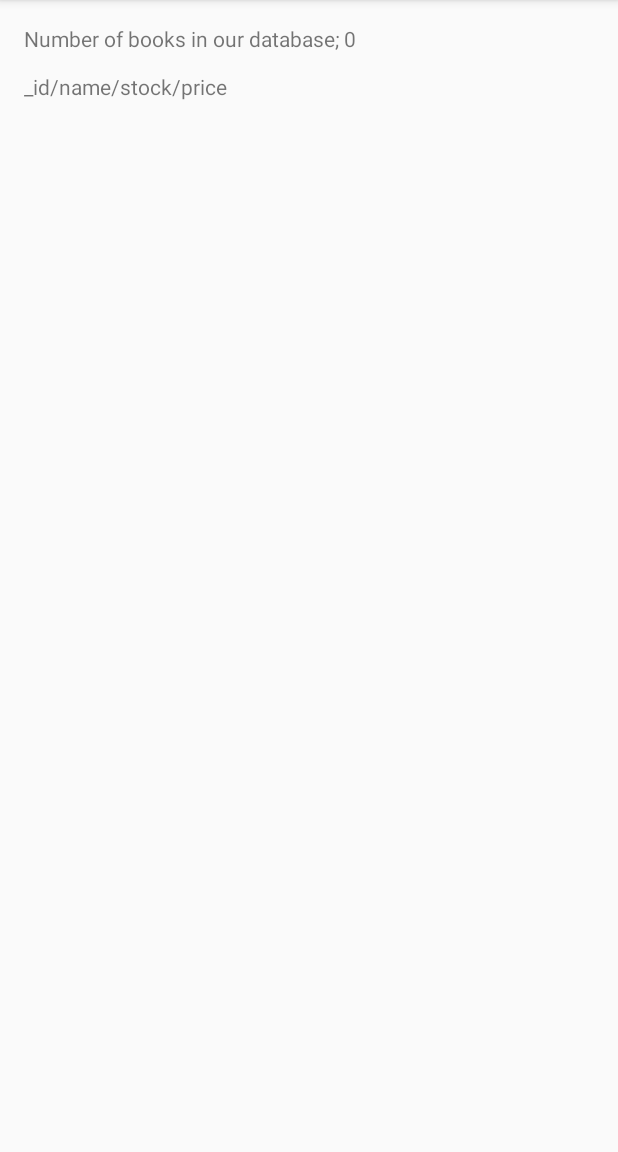
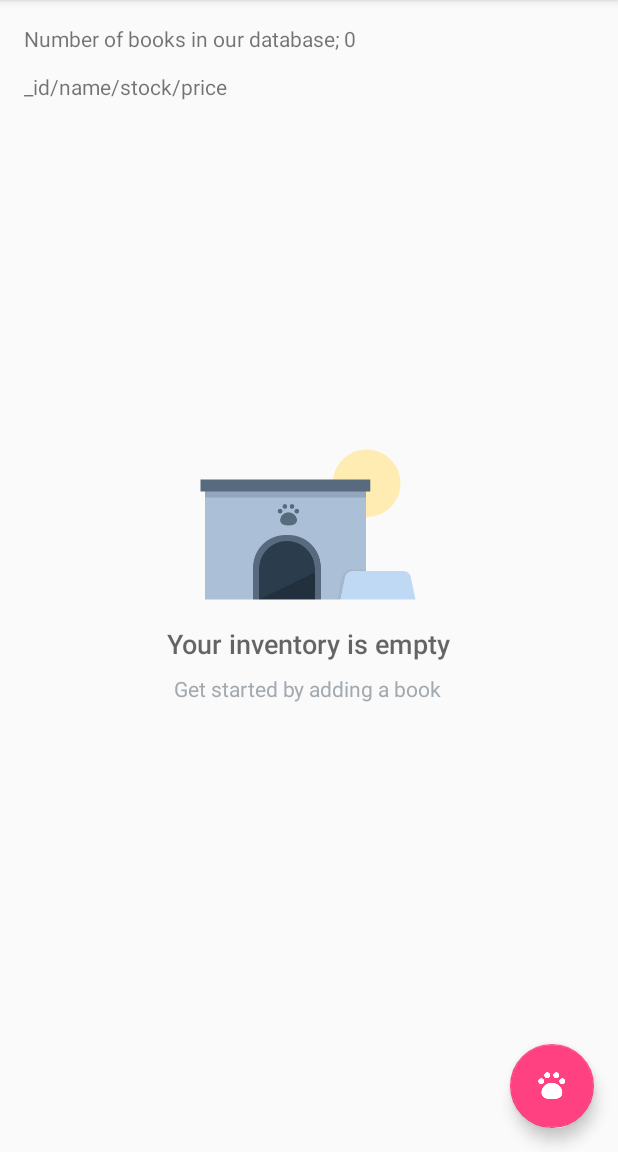
Before and after one commit to topouzid/BookStore2, an Android app: the screen it shows after launch (BookStoreActivity), on a phone screen of 412 x 824 dp, the part 84-1236 px from its top. Run offline under Robolectric (Android 15) with nearby library versions, the phone set to English and light mode, and no system bars.

Commit message:
Work in progress. Added implementation of design to display FAB.

```diff
--- a/app/build.gradle
+++ b/app/build.gradle
@@ -22,6 +22,7 @@ dependencies {
     implementation fileTree(dir: 'libs', include: ['*.jar'])
     implementation 'com.android.support:appcompat-v7:27.1.1'
     implementation 'com.android.support.constraint:constraint-layout:1.1.2'
+    implementation 'com.android.support:design:27.1.1'
     testImplementation 'junit:junit:4.12'
     androidTestImplementation 'com.android.support.test:runner:1.0.2'
     androidTestImplementation 'com.android.support.test.espresso:espresso-core:3.0.2'
--- a/app/src/main/java/com/example/android/bookstore2/BookStoreActivity.java
+++ b/app/src/main/java/com/example/android/bookstore2/BookStoreActivity.java
@@ -1,5 +1,4 @@
 package com.example.android.bookstore2;
-
 
 import android.content.ContentValues;
 import android.database.Cursor;
@@ -10,6 +9,7 @@ import android.util.Log;
 import android.view.Menu;
 import android.view.MenuItem;
 import android.widget.TextView;
+import android.support.design.widget.FloatingActionButton;
 
 import com.example.android.bookstore2.data.BookDbHelper;
 import com.example.android.bookstore2.data.BookContract.BookEntry;
--- a/app/src/main/res/layout/activity_book_store.xml
+++ b/app/src/main/res/layout/activity_book_store.xml
@@ -1,5 +1,6 @@
 <?xml version="1.0" encoding="utf-8"?>
-<RelativeLayout xmlns:android="http://schemas.android.com/apk/res/android"
+<RelativeLayout
+    xmlns:android="http://schemas.android.com/apk/res/android"
     xmlns:app="http://schemas.android.com/apk/res-auto"
     xmlns:tools="http://schemas.android.com/tools"
     android:layout_width="match_parent"
@@ -11,7 +12,60 @@
         android:id="@+id/text_view_books"
         android:layout_width="match_parent"
         android:layout_height="match_parent"
-        android:text="Hello World!"
+        tools:text="Hello World!"
         android:padding="@dimen/activity_margin"/>
 
+    <ListView
+        android:id="@+id/list_view_book"
+        android:layout_width="match_parent"
+        android:layout_height="match_parent"
+        android:padding="@dimen/activity_margin"/>
+
+    <!-- Empty view for the list -->
+    <RelativeLayout
+        android:id="@+id/empty_view"
+        android:layout_width="wrap_content"
+        android:layout_height="wrap_content"
+        android:layout_centerInParent="true">
+
+        <ImageView
+            android:id="@+id/empty_shelter_image"
+            android:layout_width="wrap_content"
+            android:layout_height="wrap_content"
+            android:layout_centerHorizontal="true"
+            android:src="@drawable/ic_empty_shelter"/>
+
+        <TextView
+            android:id="@+id/empty_title_text"
+            android:layout_width="wrap_content"
+            android:layout_height="wrap_content"
+            android:layout_below="@+id/empty_shelter_image"
+            android:layout_centerHorizontal="true"
+            android:fontFamily="sans-serif-medium"
+            android:paddingTop="16dp"
+            android:text="@string/empty_view_title_text"
+            android:textAppearance="?android:textAppearanceMedium"/>
+
+        <TextView
+            android:id="@+id/empty_subtitle_text"
+            android:layout_width="wrap_content"
+            android:layout_height="wrap_content"
+            android:layout_below="@+id/empty_title_text"
+            android:layout_centerHorizontal="true"
+            android:fontFamily="sans-serif"
+            android:paddingTop="8dp"
+            android:text="@string/empty_view_subtitle_text"
+            android:textAppearance="?android:textAppearanceSmall"
+            android:textColor="#A2AAB0"/>
+    </RelativeLayout>
+
+    <android.support.design.widget.FloatingActionButton
+        android:id="@+id/fab"
+        android:layout_width="wrap_content"
+        android:layout_height="wrap_content"
+        android:layout_alignParentBottom="true"
+        android:layout_alignParentRight="true"
+        android:layout_margin="@dimen/fab_margin"
+        android:src="@drawable/ic_add_pet"/>
+
 </RelativeLayout>
--- a/app/src/main/res/menu/menu_editor.xml
+++ b/app/src/main/res/menu/menu_editor.xml
@@ -26,4 +26,9 @@
         android:id="@+id/action_delete"
         android:title="@string/action_delete"
         app:showAsAction="never" />
+
+    <item
+        android:id="@+id/action_call"
+        android:title="@string/action_call_supplier"
+        app:showAsAction="never" />
 </menu>
--- a/app/src/main/res/values/dimens.xml
+++ b/app/src/main/res/values/dimens.xml
@@ -2,4 +2,7 @@
 <resources>
     <!-- Common margin value used throughout the app -->
     <dimen name="activity_margin">16dp</dimen>
+
+    <!-- Margin around the floating action button in CatalogActivity -->
+    <dimen name="fab_margin">16dp</dimen>
 </resources>
--- a/app/src/main/res/values/strings.xml
+++ b/app/src/main/res/values/strings.xml
@@ -3,6 +3,8 @@
     <string name="app_name">Book Store v2</string>
     <!-- Label for overflow menu option that inserts fake book data into the app [CHAR LIMIT=20] -->
     <string name="action_insert_dummy_data">Insert Dummy Data</string>
+    <!-- Label for overflow menu option that calls the supplier with an intent [CHAR LIMIT=20] -->
+    <string name="action_call_supplier">Call supplier</string>
     <!-- Label for overflow menu option that deletes all book data in the app [CHAR LIMIT=20] -->
     <string name="action_delete_all_entries">Delete All Stock</string>
     <!-- Label for Sell Button on list_item view -->
@@ -33,5 +35,9 @@
     <string name="action_save">Save</string>
     <!-- Label for editor overflow menu option that deletes the current book [CHAR LIMIT=20] -->
     <string name="action_delete">Delete</string>
+    <!-- Title text for the empty view, which describes the empty library image [CHAR LIMIT=50] -->
+    <string name="empty_view_title_text">Your inventory is empty</string>
+    <!-- Subtitle text for the empty view that prompts the user to add a book [CHAR LIMIT=50] -->
+    <string name="empty_view_subtitle_text">Get started by adding a book</string>
 
 </resources>
```
